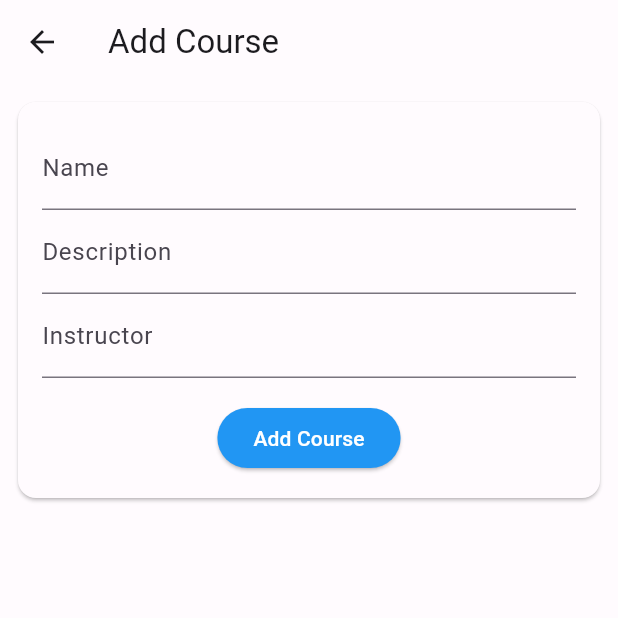
After one commit to chornthorn/instinct-state-demo-app, a Flutter app: the screen it shows after launch, after a tap on the "add" icon, on a phone screen of 412 x 824 dp, the top half of it. The commit adds this screen. Run offline on Flutter 3.47's test engine with Material 3 defaults, Android fonts, the phone set to English and light mode, and no system bars; our stand-ins replace equatable, shared_preferences.

Commit message:
feat: Complete course CRUD operation

```diff
--- /dev/null
+++ b/lib/components/add_course_form.dart
@@ -0,0 +1,107 @@
+import 'dart:math';
+
+import 'package:flutter/material.dart';
+import 'package:provider/provider.dart';
+
+import '../providers/course_provider.dart';
+
+class AddCourseForm extends StatefulWidget {
+  const AddCourseForm({super.key});
+
+  @override
+  State<AddCourseForm> createState() => _AddCourseFormState();
+}
+
+class _AddCourseFormState extends State<AddCourseForm> {
+  final _formKey = GlobalKey<FormState>();
+  final _nameController = TextEditingController();
+  final _descriptionController = TextEditingController();
+  final _instructorController = TextEditingController();
+
+  @override
+  Widget build(BuildContext context) {
+    return Scaffold(
+      appBar: AppBar(
+        title: Text("Add Course"),
+      ),
+      body: Padding(
+        padding: const EdgeInsets.all(8.0),
+        child: Card(
+          child: Padding(
+            padding: const EdgeInsets.all(16.0),
+            child: Form(
+              key: _formKey,
+              child: Column(
+                mainAxisSize: MainAxisSize.min,
+                children: [
+                  TextFormField(
+                    controller: _nameController,
+                    decoration: InputDecoration(
+                      labelText: "Name",
+                    ),
+                    validator: (value) {
+                      if (value == null || value.isEmpty) {
+                        return "Please enter course name";
+                      }
+                      return null;
+                    },
+                  ),
+                  TextFormField(
+                    controller: _descriptionController,
+                    decoration: InputDecoration(
+                      labelText: "Description",
+                    ),
+                  ),
+                  TextFormField(
+                    controller: _instructorController,
+                    decoration: InputDecoration(
+                      labelText: "Instructor",
+                    ),
+                    validator: (value) {
+                      if (value == null || value.isEmpty) {
+                        return "Please enter course instructor";
+                      }
+                      return null;
+                    },
+                  ),
+                  SizedBox(height: 16),
+                  ElevatedButton(
+                    onPressed: () {
+                      _addCourseFunction(context);
+                    },
+                    child: Text(
+                      "Add Course",
+                      style: TextStyle(
+                        color: Colors.white,
+                      ),
+                    ),
+                    style: ElevatedButton.styleFrom(
+                      backgroundColor: Colors.blue,
+                    ),
+                  ),
+                ],
+              ),
+            ),
+          ),
+        ),
+      ),
+    );
+  }
+
+  void _addCourseFunction(BuildContext context) {
+    // random number generator
+    var random = Random();
+
+    if (_formKey.currentState!.validate()) {
+      final course = Course(
+        id: random.nextInt(100),
+        name: _nameController.text,
+        description: _descriptionController.text,
+        instructor: _instructorController.text,
+      );
+      final provider = Provider.of<CourseProvider>(context, listen: false);
+      provider.addCourse(course);
+      Navigator.pop(context);
+    }
+  }
+}
--- /dev/null
+++ b/lib/components/course_item_card.dart
@@ -0,0 +1,23 @@
+import 'package:flutter/material.dart';
+
+import '../providers/course_provider.dart';
+
+class CourseItemCard extends StatelessWidget {
+  const CourseItemCard({super.key, required this.course});
+
+  final Course course;
+
+  @override
+  Widget build(BuildContext context) {
+    return Card(
+      child: ListTile(
+        leading: CircleAvatar(
+          child: Text(course.id.toString()),
+        ),
+        title: Text("Course ${course.name}"),
+        subtitle: Text("Course ${course.description} by ${course.instructor}"),
+        trailing: Icon(Icons.arrow_forward_ios),
+      ),
+    );
+  }
+}
--- /dev/null
+++ b/lib/components/update_course_form.dart
@@ -0,0 +1,114 @@
+import 'dart:math';
+
+import 'package:flutter/material.dart';
+import 'package:provider/provider.dart';
+
+import '../providers/course_provider.dart';
+
+class UpdateCourseForm extends StatefulWidget {
+  const UpdateCourseForm({super.key, required this.course});
+
+  final Course course;
+
+  @override
+  State<UpdateCourseForm> createState() => _UpdateCourseFormState();
+}
+
+class _UpdateCourseFormState extends State<UpdateCourseForm> {
+  final _formKey = GlobalKey<FormState>();
+  final _nameController = TextEditingController();
+  final _descriptionController = TextEditingController();
+  final _instructorController = TextEditingController();
+
+  @override
+  void initState() {
+    super.initState();
+    _nameController.text = widget.course.name;
+    _descriptionController.text = widget.course.description ?? "";
+    _instructorController.text = widget.course.instructor;
+  }
+
+  @override
+  Widget build(BuildContext context) {
+    return Scaffold(
+      appBar: AppBar(
+        title: Text("Update Course"),
+      ),
+      body: Padding(
+        padding: const EdgeInsets.all(8.0),
+        child: Card(
+          child: Padding(
+            padding: const EdgeInsets.all(16.0),
+            child: Form(
+              key: _formKey,
+              child: Column(
+                mainAxisSize: MainAxisSize.min,
+                children: [
+                  TextFormField(
+                    controller: _nameController,
+                    decoration: InputDecoration(
+                      labelText: "Name",
+                    ),
+                    validator: (value) {
+                      if (value == null || value.isEmpty) {
+                        return "Please enter course name";
+                      }
+                      return null;
+                    },
+                  ),
+                  TextFormField(
+                    controller: _descriptionController,
+                    decoration: InputDecoration(
+                      labelText: "Description",
+                    ),
+                  ),
+                  TextFormField(
+                    controller: _instructorController,
+                    decoration: InputDecoration(
+                      labelText: "Instructor",
+                    ),
+                    validator: (value) {
+                      if (value == null || value.isEmpty) {
+                        return "Please enter course instructor";
+                      }
+                      return null;
+                    },
+                  ),
+                  SizedBox(height: 16),
+                  ElevatedButton(
+                    onPressed: () {
+                      _addCourseFunction(widget.course.id);
+                    },
+                    child: Text(
+                      "Update Course",
+                      style: TextStyle(
+                        color: Colors.white,
+                      ),
+                    ),
+                    style: ElevatedButton.styleFrom(
+                      backgroundColor: Colors.blue,
+                    ),
+                  ),
+                ],
+              ),
+            ),
+          ),
+        ),
+      ),
+    );
+  }
+
+  void _addCourseFunction(int id) {
+    if (_formKey.currentState!.validate()) {
+      final course = Course(
+        id: id,
+        name: _nameController.text,
+        description: _descriptionController.text,
+        instructor: _instructorController.text,
+      );
+      final provider = Provider.of<CourseProvider>(context, listen: false);
+      provider.updateCourse(id, course);
+      Navigator.pop(context);
+    }
+  }
+}
--- a/lib/main.dart
+++ b/lib/main.dart
@@ -1,7 +1,9 @@
 import 'package:flutter/material.dart';
 import 'package:flutter_state_app/models/app_config.dart';
+import 'package:flutter_state_app/pages/course_page.dart';
 import 'package:flutter_state_app/pages/home_page.dart';
 import 'package:flutter_state_app/pages/student_page.dart';
+import 'package:flutter_state_app/providers/course_provider.dart';
 import 'package:flutter_state_app/providers/person_provider.dart';
 import 'package:flutter_state_app/providers/student_provider.dart';
 import 'package:flutter_state_app/providers/theme_provider.dart';
@@ -29,6 +31,9 @@ void main() {
         ChangeNotifierProvider<StudentProvider>(
           create: (context) => StudentProvider(),
         ),
+        ChangeNotifierProvider<CourseProvider>(
+          create: (context) => CourseProvider(),
+        ),
       ],
       child: MyApp(),
     ),
@@ -51,9 +56,10 @@ class MyApp extends StatelessWidget {
             useMaterial3: true,
             colorScheme: darkColorScheme,
           ),
-          themeMode:
-              themeProvider.isDarkMode ? ThemeMode.dark : ThemeMode.light,
-          home: StudentPage(),
+          // themeMode:
+          //     themeProvider.isDarkMode ? ThemeMode.dark : ThemeMode.light,
+          themeMode: ThemeMode.system,
+          home: CoursePage(),
         );
       },
     );
--- /dev/null
+++ b/lib/pages/course_page.dart
@@ -0,0 +1,114 @@
+import 'package:flutter/material.dart';
+import 'package:flutter_state_app/components/update_course_form.dart';
+import 'package:flutter_state_app/providers/course_provider.dart';
+import 'package:provider/provider.dart';
+
+import '../components/add_course_form.dart';
+import '../components/course_item_card.dart';
+
+class CoursePage extends StatefulWidget {
+  const CoursePage({super.key});
+
+  @override
+  State<CoursePage> createState() => _CoursePageState();
+}
+
+class _CoursePageState extends State<CoursePage> {
+  @override
+  Widget build(BuildContext context) {
+    return Scaffold(
+      appBar: AppBar(
+        title: Text("Course Page"),
+      ),
+      body: CourseList(),
+      bottomNavigationBar: BottomNavigationBar(
+        items: const [
+          BottomNavigationBarItem(
+            icon: Icon(Icons.home),
+            label: "Home",
+          ),
+          BottomNavigationBarItem(
+            icon: Icon(Icons.person),
+            label: "Person",
+          ),
+          BottomNavigationBarItem(
+            icon: Icon(Icons.school),
+            label: "Course",
+          ),
+        ],
+      ),
+      floatingActionButton: FloatingActionButton(
+        onPressed: () {
+          final route = MaterialPageRoute(
+            builder: (context) => AddCourseForm(),
+          );
+          Navigator.push(context, route);
+        },
+        child: Icon(Icons.add),
+      ),
+    );
+  }
+}
+
+class CourseList extends StatelessWidget {
+  const CourseList({super.key});
+
+  @override
+  Widget build(BuildContext context) {
+    return Consumer<CourseProvider>(
+      builder: (context, provider, child) {
+        return ListView.builder(
+          itemCount: provider.courses.length,
+          padding: EdgeInsets.all(8),
+          itemBuilder: (context, index) {
+            return GestureDetector(
+              onTap: () {
+                final route = MaterialPageRoute(
+                  builder: (context) => UpdateCourseForm(
+                    course: provider.courses[index], // course
+                  ),
+                );
+                Navigator.push(context, route);
+              },
+              onLongPress: () {
+                // alert dialog confirm delete
+                _onConfirmDeleleteDialog(context, provider, index);
+              },
+              child: CourseItemCard(
+                course: provider.courses[index],
+              ),
+            );
+          },
+        );
+      },
+    );
+  }
+
+  void _onConfirmDeleleteDialog(
+      BuildContext context, CourseProvider provider, int index) {
+    showDialog(
+      context: context,
+      builder: (context) {
+        return AlertDialog(
+          title: Text("Delete Course"),
+          content: Text("Are you sure you want to delete this course?"),
+          actions: [
+            TextButton(
+              onPressed: () {
+                Navigator.pop(context);
+              },
+              child: Text("Cancel"),
+            ),
+            TextButton(
+              onPressed: () {
+                provider.deleteCourse(provider.courses[index].id);
+                Navigator.pop(context);
+              },
+              child: Text("Delete"),
+            ),
+          ],
+        );
+      },
+    );
+  }
+}
--- a/lib/providers/course_provider.dart
+++ b/lib/providers/course_provider.dart
@@ -2,18 +2,65 @@ import 'package:equatable/equatable.dart';
 import 'package:flutter/cupertino.dart';
 
 class Course extends Equatable {
+  final int id;
   final String name;
-  final String description;
+  final String? description; // optional
+  final String instructor;
 
-  Course({required this.name, required this.description});
+  Course(
+      {required this.id,
+      required this.name,
+      this.description,
+      required this.instructor});
 
   @override
-  List<Object?> get props => [name, description];
+  List<Object?> get props => [id, name, description, this.instructor];
 }
 
 class CourseProvider extends ChangeNotifier {
-  // read
-  // create
-  // update
-  // delete
+  final List<Course> _courses = [
+    Course(
+      id: 1,
+      name: "Flutter",
+      description: "Flutter is a UI toolkit by Google",
+      instructor: "Google",
+    ),
+    Course(
+      id: 2,
+      name: "React",
+      description: "React is a UI library by Facebook",
+      instructor: "Facebook",
+    ),
+  ];
+  List<Course> get courses => _courses;
+
+  Course? _course;
+  Course? get course => _course;
+
+  // Create operation
+  void addCourse(Course course) {
+    _courses.add(course);
+    notifyListeners();
+  }
+
+  // read operation
+  void getCourse(int id) {
+    _course = _courses.firstWhere((course) => course.id == id);
+    notifyListeners();
+  }
+
+  // Update operation
+  void updateCourse(int id, Course course) {
+    int index = _courses.indexWhere((course) => course.id == id);
+    if (index != -1) {
+      _courses[index] = course;
+      notifyListeners();
+    }
+  }
+
+  // Delete operation
+  void deleteCourse(int id) {
+    _courses.removeWhere((course) => course.id == id);
+    notifyListeners();
+  }
 }
```
